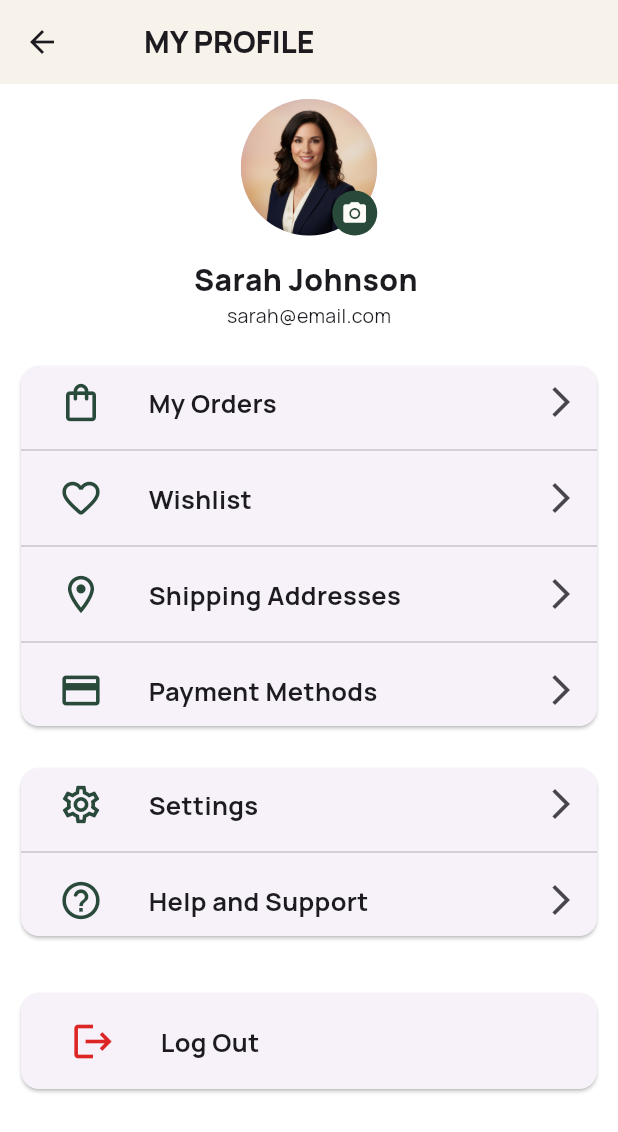
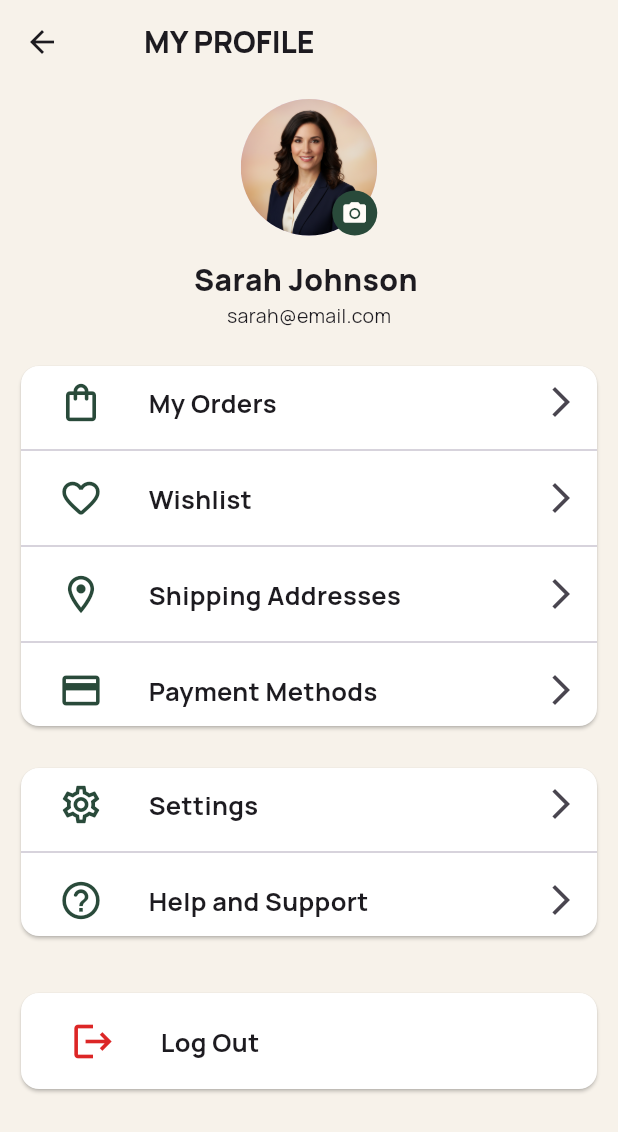
Before and after one commit to hatemrihan/NTI---Finall, a Flutter app: the ProfileScreen screen opened directly, on a phone screen of 412 x 824 dp. Shown: the top 1132 px of the screen. Run offline on Flutter 3.47's test engine with Material 3 defaults, Android fonts, the phone set to English and light mode, and no system bars; our stand-ins replace dio, flutter_svg.

Commit message:
minor profile edit

```diff
--- a/lib/screens/profile_screen.dart
+++ b/lib/screens/profile_screen.dart
@@ -57,7 +57,7 @@ class _ProfileScreenState extends State<ProfileScreen> {
           child: const Text('MY PROFILE', style: AppStyles.style20ExtraBold),
         ),
       ),
-      backgroundColor: Colors.white,
+      backgroundColor: AppColors.backgroundClr,
       body: SafeArea(
         child: Padding(
           padding: const EdgeInsets.all(10.0),
@@ -102,6 +102,7 @@ class _ProfileScreenState extends State<ProfileScreen> {
               Padding(
                 padding: const EdgeInsets.symmetric(horizontal: 0),
                 child: Card(
+                  color: AppColors.whiteClr,
                   child: ListView.separated(
                     shrinkWrap: true,
                     physics: const NeverScrollableScrollPhysics(),
@@ -112,6 +113,7 @@ class _ProfileScreenState extends State<ProfileScreen> {
                         icon: mylist1[index].icon,
                         rightIcon: mylist1[index].rightIcon,
                         color: AppColors.primaryClr,
+                        onTap: () {},
                       );
                     },
 
@@ -125,6 +127,7 @@ class _ProfileScreenState extends State<ProfileScreen> {
               Padding(
                 padding: const EdgeInsets.symmetric(),
                 child: Card(
+                  color: AppColors.whiteClr,
                   child: ListView.separated(
                     shrinkWrap: true,
                     physics: const NeverScrollableScrollPhysics(),
@@ -135,6 +138,7 @@ class _ProfileScreenState extends State<ProfileScreen> {
                         icon: mylist2[index].icon,
                         rightIcon: mylist2[index].rightIcon,
                         color: AppColors.primaryClr,
+                        onTap: () {},
                       );
                     },
                     separatorBuilder: (BuildContext context, int index) {
@@ -145,12 +149,14 @@ class _ProfileScreenState extends State<ProfileScreen> {
               ),
               SizedBox(height: 30),
               Card(
+                color: AppColors.whiteClr,
                 child: Padding(
                   padding: const EdgeInsets.all(8.0),
                   child: CustomProfileItems(
                     title: 'Log Out',
                     icon: Icons.logout,
                     color: AppColors.redClr,
+                    onTap: () {},
                   ),
                 ),
               ),
```
